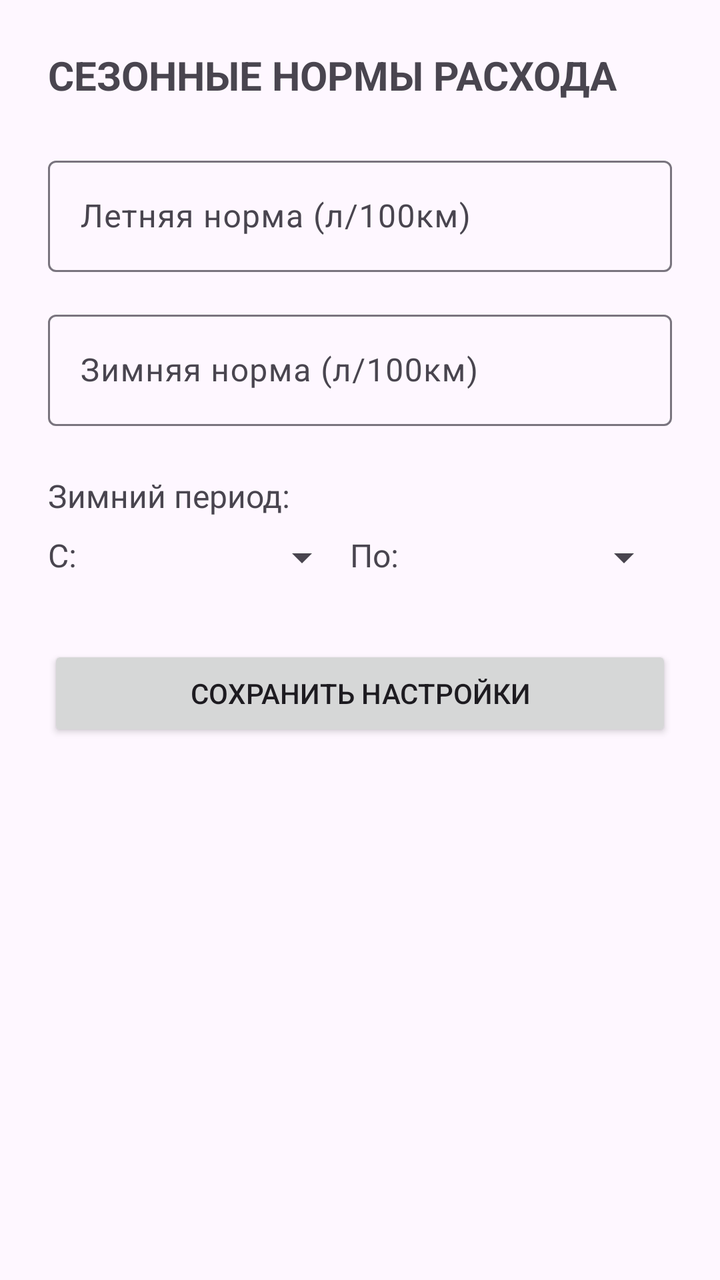
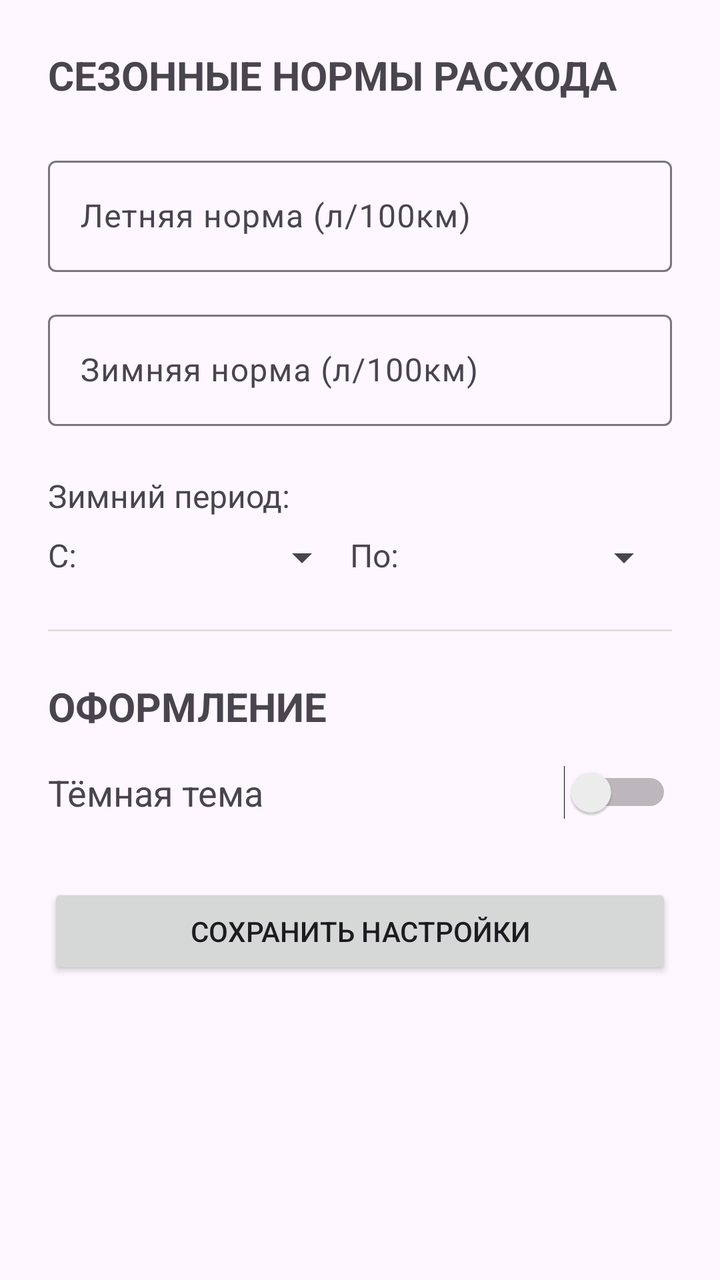

An Android layout rendered at two revisions. The XML below is the earlier revision; the diff shows what the commit changed to produce the second picture.
<!-- AndroidManifest.xml: application theme Theme.TripLogger -->
<!-- res/layout/fragment_settings.xml -->
<?xml version="1.0" encoding="utf-8"?>
<LinearLayout xmlns:android="http://schemas.android.com/apk/res/android"
    xmlns:app="http://schemas.android.com/apk/res-auto"
    android:layout_width="match_parent"
    android:layout_height="match_parent"
    android:orientation="vertical"
    android:padding="24dp">

    <TextView
        android:layout_width="match_parent"
        android:layout_height="wrap_content"
        android:text="СЕЗОННЫЕ НОРМЫ РАСХОДА"
        android:textSize="20sp"
        android:textStyle="bold"
        android:layout_marginBottom="24dp" />

    <com.google.android.material.textfield.TextInputLayout
        android:layout_width="match_parent"
        android:layout_height="wrap_content"
        android:hint="Летняя норма (л/100км)"
        app:prefixText="☀️ ">
        <com.google.android.material.textfield.TextInputEditText
            android:id="@+id/summerNormInput"
            android:layout_width="match_parent"
            android:layout_height="wrap_content"
            android:inputType="numberDecimal" />
    </com.google.android.material.textfield.TextInputLayout>

    <com.google.android.material.textfield.TextInputLayout
        android:layout_width="match_parent"
        android:layout_height="wrap_content"
        android:layout_marginTop="16dp"
        android:hint="Зимняя норма (л/100км)"
        app:prefixText="❄️ ">
        <com.google.android.material.textfield.TextInputEditText
            android:id="@+id/winterNormInput"
            android:layout_width="match_parent"
            android:layout_height="wrap_content"
            android:inputType="numberDecimal" />
    </com.google.android.material.textfield.TextInputLayout>

    <TextView
        android:layout_width="match_parent"
        android:layout_height="wrap_content"
        android:text="Зимний период:"
        android:textSize="16sp"
        android:layout_marginTop="24dp"
        android:layout_marginBottom="8dp" />

    <LinearLayout
        android:layout_width="match_parent"
        android:layout_height="wrap_content"
        android:orientation="horizontal">
        
        <TextView
            android:layout_width="wrap_content"
            android:layout_height="wrap_content"
            android:text="С:"
            android:textSize="16sp" />
        
        <Spinner
            android:id="@+id/winterStartSpinner"
            android:layout_width="0dp"
            android:layout_height="wrap_content"
            android:layout_weight="1" />
        
        <TextView
            android:layout_width="wrap_content"
            android:layout_height="wrap_content"
            android:text="По:"
            android:textSize="16sp" />
        
        <Spinner
            android:id="@+id/winterEndSpinner"
            android:layout_width="0dp"
            android:layout_height="wrap_content"
            android:layout_weight="1" />
    </LinearLayout>

    <Button
        android:id="@+id/saveSettingsButton"
        android:layout_width="match_parent"
        android:layout_height="wrap_content"
        android:layout_marginTop="32dp"
        android:text="СОХРАНИТЬ НАСТРОЙКИ" />
</LinearLayout>
<!-- resources referenced by this layout -->
<resources>
  <style name="Theme.TripLogger" parent="Theme.Material3.Light.NoActionBar">
          <item name="colorPrimary">#2196F3</item>
          <item name="colorPrimaryVariant">#1976D2</item>
          <item name="colorOnPrimary">@android:color/white</item>
      </style>
</resources>

<!-- the commit's change to res/layout/fragment_settings.xml (unified diff, before → after) -->
@@ -77,6 +77,39 @@
             android:layout_weight="1" />
     </LinearLayout>
 
+    <View
+        android:layout_width="match_parent"
+        android:layout_height="1dp"
+        android:background="#E0E0E0"
+        android:layout_marginVertical="24dp" />
+
+    <TextView
+        android:layout_width="match_parent"
+        android:layout_height="wrap_content"
+        android:text="ОФОРМЛЕНИЕ"
+        android:textSize="20sp"
+        android:textStyle="bold"
+        android:layout_marginBottom="16dp" />
+
+    <LinearLayout
+        android:layout_width="match_parent"
+        android:layout_height="wrap_content"
+        android:orientation="horizontal"
+        android:gravity="center_vertical">
+        
+        <TextView
+            android:layout_width="0dp"
+            android:layout_height="wrap_content"
+            android:layout_weight="1"
+            android:text="Тёмная тема"
+            android:textSize="18sp" />
+        
+        <Switch
+            android:id="@+id/darkThemeSwitch"
+            android:layout_width="wrap_content"
+            android:layout_height="wrap_content" />
+    </LinearLayout>
+
     <Button
         android:id="@+id/saveSettingsButton"
         android:layout_width="match_parent"
<!-- resource entries referenced after the edit -->
@@ -4,6 +4,8 @@
           <item name="colorPrimary">#2196F3</item>
           <item name="colorPrimaryVariant">#1976D2</item>
           <item name="colorOnPrimary">@android:color/white</item>
+          <item name="colorSecondary">#FF9800</item>
+          <item name="colorOnSecondary">@android:color/white</item>
       </style>
 </resources>
 
